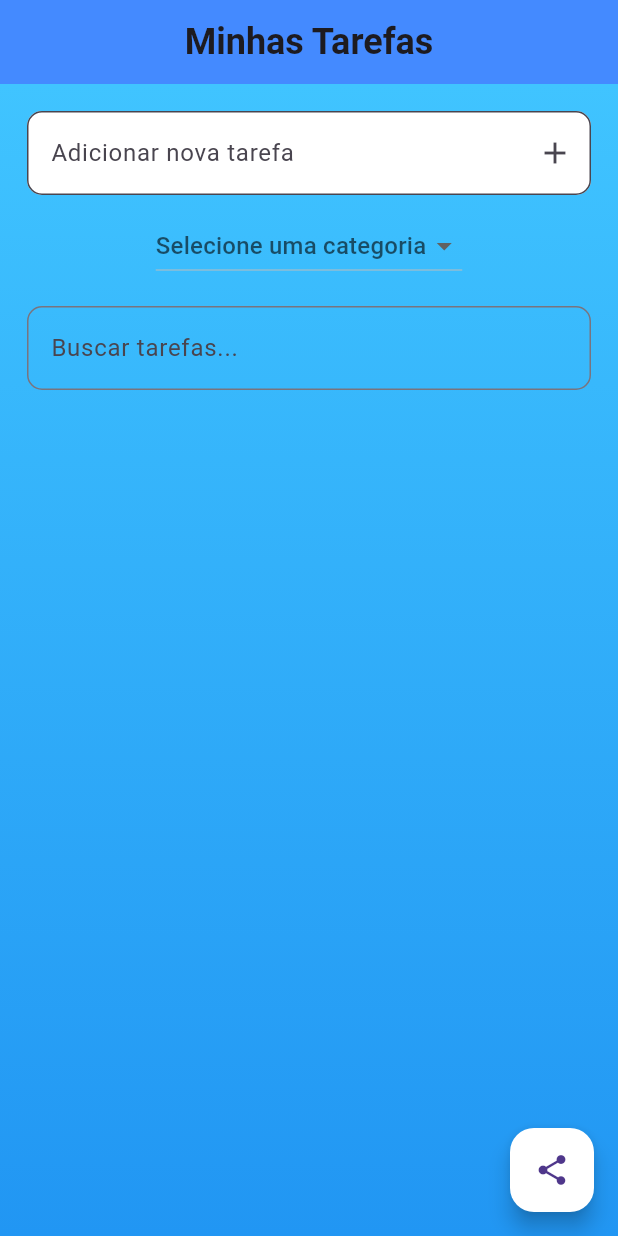
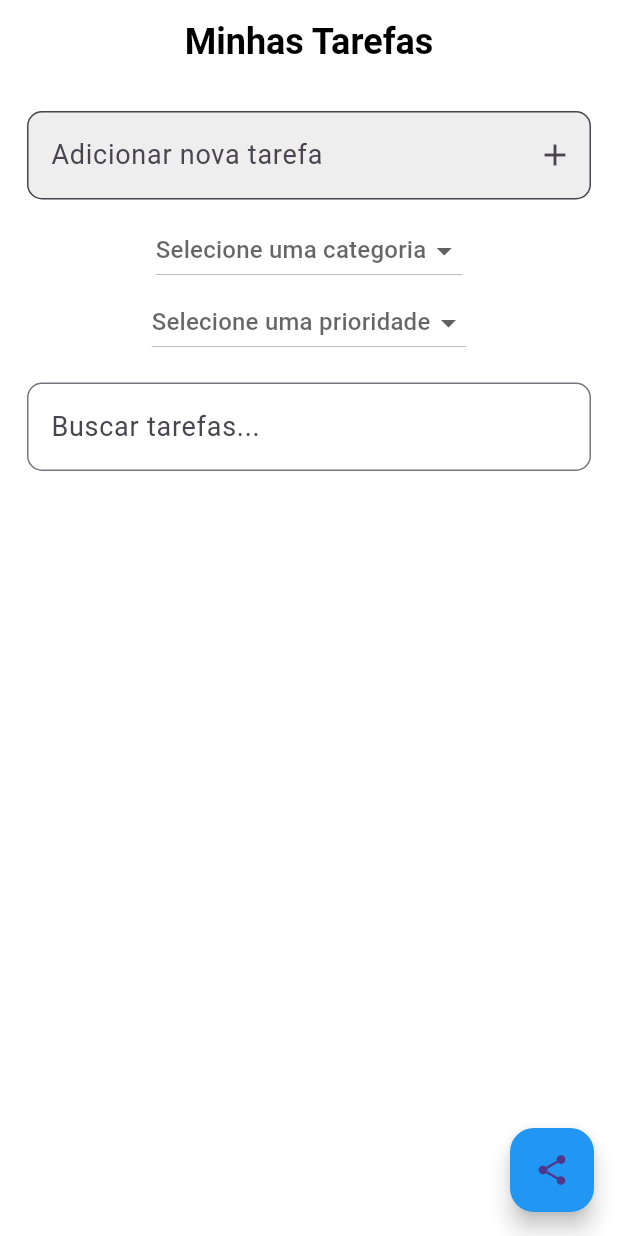
Before and after one commit to EricFNL1/Projeto-de-dispositivos-moveis-I, a Flutter app: the screen it shows after launch, after a tap on the "share" icon, on a phone screen of 412 x 824 dp. Run offline on Flutter 3.47's test engine with Material 3 defaults, Android fonts, the phone set to English and light mode, and no system bars; our stand-ins replace flutter_slidable, share, shared_preferences.

Commit message:
Att aplicativo completo V2, colocado funcionalidade de busca e separação por categoria, incluido exportação de tarefas

```diff
--- a/lib/main.dart
+++ b/lib/main.dart
@@ -16,6 +16,11 @@ class TodoApp extends StatelessWidget {
       title: 'Gerenciador de Tarefas',
       theme: ThemeData(
         primarySwatch: Colors.blue,
+        scaffoldBackgroundColor: Colors.white,
+        textTheme: TextTheme(
+          bodyLarge: TextStyle(fontSize: 18, color: Colors.black),
+          bodyMedium: TextStyle(fontSize: 16, color: Colors.black),
+        ),
         inputDecorationTheme: InputDecorationTheme(
           border: OutlineInputBorder(),
           focusedBorder: OutlineInputBorder(
@@ -27,7 +32,7 @@ class TodoApp extends StatelessWidget {
         brightness: Brightness.dark,
         primarySwatch: Colors.blue,
       ),
-      themeMode: ThemeMode.system,
+      themeMode: ThemeMode.light,
       home: TodoList(),
     );
   }
@@ -43,8 +48,10 @@ class _TodoListState extends State<TodoList> {
   final TextEditingController _controller = TextEditingController();
   final TextEditingController searchController = TextEditingController();
   String? _selectedCategory;
+  String? _selectedPriority;
   String searchQuery = '';
   List<String> _categories = ['Trabalho', 'Casa', 'Pessoal'];
+  List<String> _priorities = ['Alta', 'Média', 'Baixa'];
 
   @override
   void initState() {
@@ -58,10 +65,13 @@ class _TodoListState extends State<TodoList> {
         _tasks.add({
           'title': _controller.text,
           'category': _selectedCategory,
+          'priority': _selectedPriority ?? 'Média',
           'isCompleted': false,
+          'dateTime': DateTime.now().toIso8601String(),
         });
         _controller.clear();
         _selectedCategory = null;
+        _selectedPriority = null;
       });
       _saveTasks();
     }
@@ -121,7 +131,8 @@ class _TodoListState extends State<TodoList> {
     final directory = await getApplicationDocumentsDirectory();
     final file = File('${directory.path}/tasks.txt');
     String taskList = _tasks
-        .map((task) => "${task['title']} - ${task['category']}")
+        .map((task) =>
+    "${task['title']} - ${task['category']} (${task['priority']})")
         .join('\n');
     await file.writeAsString(taskList);
     Share.shareFiles([file.path], text: 'Minhas Tarefas');
@@ -147,17 +158,12 @@ class _TodoListState extends State<TodoList> {
           style: TextStyle(fontSize: 24, fontWeight: FontWeight.bold),
         ),
         centerTitle: true,
-        backgroundColor: Colors.blueAccent,
+        backgroundColor: Colors.white,
+        foregroundColor: Colors.black,
+        elevation: 0,
       ),
       body: Container(
         padding: EdgeInsets.all(10),
-        decoration: BoxDecoration(
-          gradient: LinearGradient(
-            colors: [Colors.lightBlueAccent, Colors.blue],
-            begin: Alignment.topCenter,
-            end: Alignment.bottomCenter,
-          ),
-        ),
         child: Column(
           children: [
             Padding(
@@ -169,7 +175,7 @@ class _TodoListState extends State<TodoList> {
                     decoration: InputDecoration(
                       labelText: 'Adicionar nova tarefa',
                       filled: true,
-                      fillColor: Colors.white,
+                      fillColor: Colors.grey[200],
                       suffixIcon: IconButton(
                         icon: Icon(Icons.add),
                         onPressed: _addTask,
@@ -192,6 +198,21 @@ class _TodoListState extends State<TodoList> {
                     onChanged: (String? newValue) {
                       setState(() {
                         _selectedCategory = newValue;
+                      });
+                    },
+                  ),
+                  DropdownButton<String>(
+                    value: _selectedPriority,
+                    hint: Text('Selecione uma prioridade'),
+                    items: _priorities.map((String priority) {
+                      return DropdownMenuItem<String>(
+                        value: priority,
+                        child: Text(priority),
+                      );
+                    }).toList(),
+                    onChanged: (String? newValue) {
+                      setState(() {
+                        _selectedPriority = newValue;
                       });
                     },
                   ),
@@ -250,8 +271,14 @@ class _TodoListState extends State<TodoList> {
                       elevation: 2,
                       margin: EdgeInsets.symmetric(vertical: 5, horizontal: 10),
                       child: ListTile(
-                        title: Text(task['title']),
-                        subtitle: Text('Categoria: ${task['category']}'),
+                        title: Text(
+                          task['title'],
+                          style: TextStyle(fontSize: 18),
+                        ),
+                        subtitle: Text(
+                          'Categoria: ${task['category']} | Prioridade: ${task['priority']}',
+                          style: TextStyle(fontSize: 16),
+                        ),
                         leading: Checkbox(
                           value: task['isCompleted'],
                           onChanged: (bool? value) {
@@ -277,7 +304,7 @@ class _TodoListState extends State<TodoList> {
       floatingActionButton: FloatingActionButton(
         onPressed: _exportTasks,
         child: Icon(Icons.share),
-        backgroundColor: Colors.white,
+        backgroundColor: Colors.blue,
       ),
     );
   }
```
